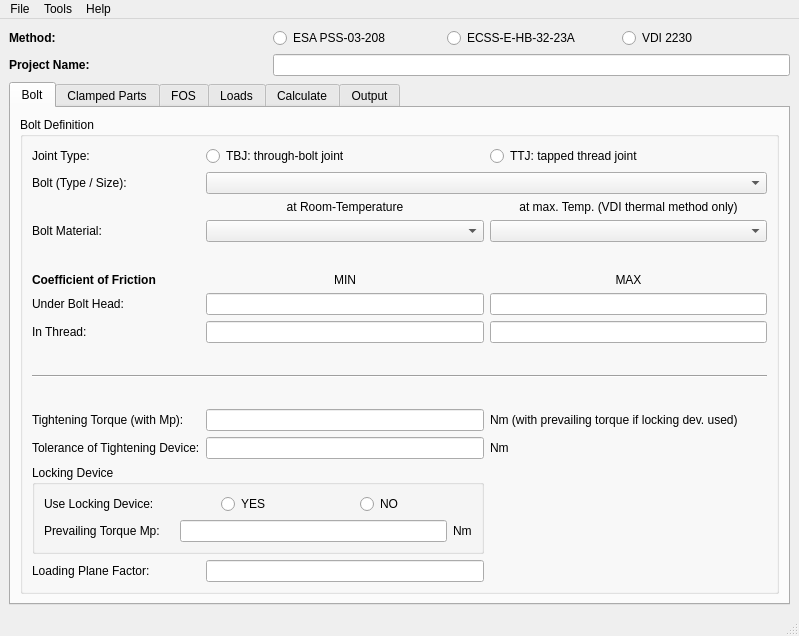
Old version of the form BAT/src/gui/bat_gui.ui in the repository misams/BAT.
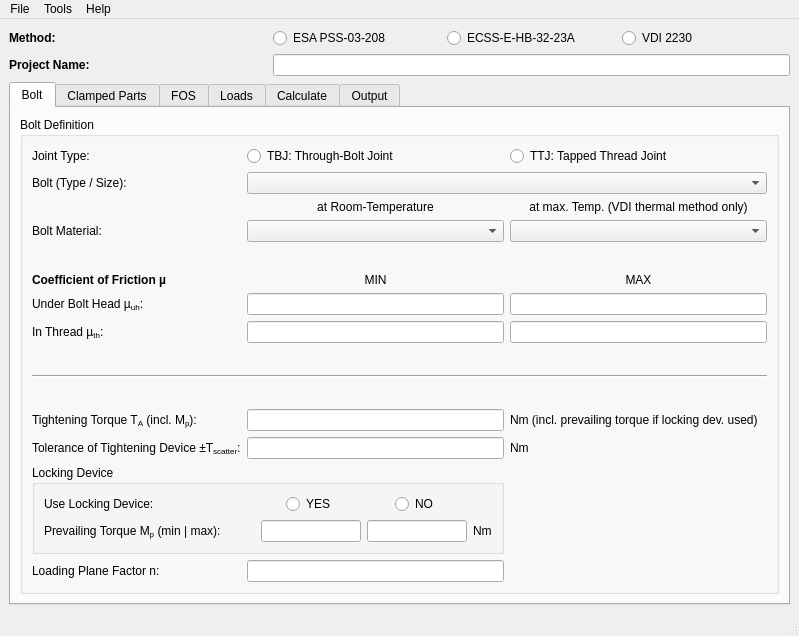
New version of the form.

The edit to the form file:
```diff
--- a/BAT/src/gui/bat_gui.ui
+++ b/BAT/src/gui/bat_gui.ui
@@ -93,7 +93,7 @@
               </sizepolicy>
              </property>
              <property name="text">
-              <string>TBJ: through-bolt joint</string>
+              <string>TBJ: Through-Bolt Joint</string>
              </property>
              <attribute name="buttonGroup">
               <string notr="true">buttonGroupJointType</string>
@@ -106,7 +106,7 @@
            <item row="8" column="0">
             <widget class="QLabel" name="label_9">
              <property name="text">
-              <string>In Thread:</string>
+              <string>In Thread µ&lt;sub&gt;th&lt;/sub&gt;:</string>
              </property>
             </widget>
            </item>
@@ -116,7 +116,7 @@
               <enum>QFrame::NoFrame</enum>
              </property>
              <property name="text">
-              <string>Under Bolt Head:</string>
+              <string>Under Bolt Head µ&lt;sub&gt;uh&lt;/sub&gt;:</string>
              </property>
             </widget>
            </item>
@@ -136,7 +136,7 @@
            <item row="12" column="0">
             <widget class="QLabel" name="label_10">
              <property name="text">
-              <string>Tightening Torque (with Mp):</string>
+              <string>Tightening Torque T&lt;sub&gt;A&lt;/sub&gt; (incl. M&lt;sub&gt;p&lt;/sub&gt;):</string>
              </property>
             </widget>
            </item>
@@ -146,7 +146,7 @@
            <item row="12" column="2">
             <widget class="QLabel" name="label_11">
              <property name="text">
-              <string>Nm (with prevailing torque if locking dev. used)</string>
+              <string>Nm (incl. prevailing torque if locking dev. used)</string>
              </property>
             </widget>
            </item>
@@ -185,7 +185,10 @@
            <item row="13" column="0">
             <widget class="QLabel" name="label_12">
              <property name="text">
-              <string>Tolerance of Tightening Device:</string>
+              <string>Tolerance of Tightening Device &amp;plusmn;T&lt;sub&gt;scatter&lt;/sub&gt;:</string>
+             </property>
+             <property name="textFormat">
+              <enum>Qt::RichText</enum>
              </property>
             </widget>
            </item>
@@ -195,7 +198,7 @@
            <item row="15" column="0">
             <widget class="QLabel" name="label_17">
              <property name="text">
-              <string>Loading Plane Factor:</string>
+              <string>Loading Plane Factor n:</string>
              </property>
             </widget>
            </item>
@@ -241,7 +244,7 @@
               </font>
              </property>
              <property name="text">
-              <string>Coefficient of Friction</string>
+              <string>Coefficient of Friction µ</string>
              </property>
             </widget>
            </item>
@@ -274,7 +277,10 @@
            <item row="13" column="2">
             <widget class="QLabel" name="label_13">
              <property name="text">
-              <string>Nm</string>
+              <string>&lt;p&gt;Nm&lt;/p&gt;</string>
+             </property>
+             <property name="textFormat">
+              <enum>Qt::RichText</enum>
              </property>
             </widget>
            </item>
@@ -307,7 +313,7 @@
            <item row="0" column="2">
             <widget class="QRadioButton" name="radioTTJ">
              <property name="text">
-              <string>TTJ: tapped thread joint</string>
+              <string>TTJ: Tapped Thread Joint</string>
              </property>
              <attribute name="buttonGroup">
               <string notr="true">buttonGroupJointType</string>
@@ -320,16 +326,6 @@
               <string>Locking Device</string>
              </property>
              <layout class="QGridLayout" name="gridLayout_6">
-              <item row="1" column="1" colspan="2">
-               <widget class="QLineEdit" name="prevailingTorque">
-                <property name="sizePolicy">
-                 <sizepolicy hsizetype="Minimum" vsizetype="Fixed">
-                  <horstretch>0</horstretch>
-                  <verstretch>0</verstretch>
-                 </sizepolicy>
-                </property>
-               </widget>
-              </item>
               <item row="0" column="1" alignment="Qt::AlignHCenter">
                <widget class="QRadioButton" name="radioLockYes">
                 <property name="text">
@@ -353,7 +349,7 @@
               <item row="1" column="0">
                <widget class="QLabel" name="label_15">
                 <property name="text">
-                 <string>Prevailing Torque Mp:</string>
+                 <string>Prevailing Torque M&lt;sub&gt;p&lt;/sub&gt; (min | max):</string>
                 </property>
                </widget>
               </item>
@@ -377,6 +373,32 @@
                 </property>
                </widget>
               </item>
+              <item row="1" column="2">
+               <widget class="QLineEdit" name="Mp_max">
+                <property name="sizePolicy">
+                 <sizepolicy hsizetype="Minimum" vsizetype="Fixed">
+                  <horstretch>0</horstretch>
+                  <verstretch>0</verstretch>
+                 </sizepolicy>
+                </property>
+                <property name="maximumSize">
+                 <size>
+                  <width>100</width>
+                  <height>16777215</height>
+                 </size>
+                </property>
+               </widget>
+              </item>
+              <item row="1" column="1">
+               <widget class="QLineEdit" name="Mp_min">
+                <property name="maximumSize">
+                 <size>
+                  <width>100</width>
+                  <height>16777215</height>
+                 </size>
+                </property>
+               </widget>
+              </item>
              </layout>
             </widget>
            </item>
```
Left out of the diff: 42 changed lines with no effect on the pictures.
